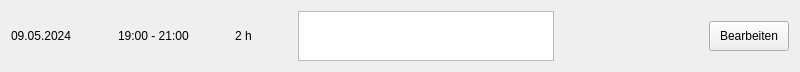
MehmetMertt/twentyONE_HR_System, file HR_Managment_System_Application/zeiteintrag.ui: the form before one commit.
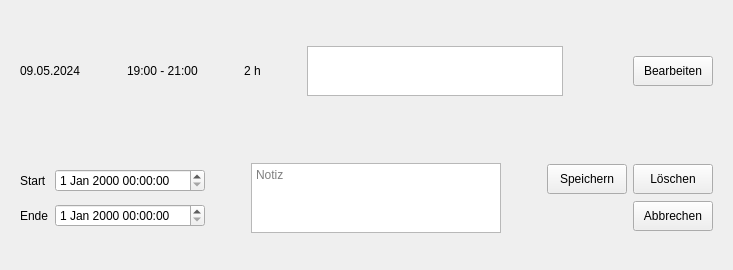
The form after the commit.

Diff of the .ui file:
```diff
--- a/HR_Managment_System_Application/zeiteintrag.ui
+++ b/HR_Managment_System_Application/zeiteintrag.ui
@@ -6,8 +6,8 @@
    <rect>
     <x>0</x>
     <y>0</y>
-    <width>800</width>
-    <height>60</height>
+    <width>733</width>
+    <height>270</height>
    </rect>
   </property>
   <property name="windowTitle">
@@ -15,7 +15,10 @@
   </property>
   <layout class="QVBoxLayout" name="verticalLayout">
    <item>
-    <layout class="QHBoxLayout" name="horizontalLayout">
+    <widget class="QWidget" name="view_widget" native="true">
+     <layout class="QVBoxLayout" name="verticalLayout_5">
+      <item>
+       <layout class="QHBoxLayout" name="view_layout">
      <item>
       <widget class="QLabel" name="label_date">
        <property name="text">
@@ -152,6 +155,189 @@
       </widget>
      </item>
     </layout>
+      </item>
+     </layout>
+    </widget>
+   </item>
+   <item>
+    <widget class="QWidget" name="edit_widget" native="true">
+     <layout class="QVBoxLayout" name="verticalLayout_4">
+      <item>
+       <layout class="QHBoxLayout" name="edit_layout">
+        <item>
+         <layout class="QVBoxLayout" name="verticalLayout_2">
+          <item>
+           <layout class="QHBoxLayout" name="horizontalLayout_4">
+            <item>
+             <widget class="QLabel" name="label">
+              <property name="text">
+               <string>Start</string>
+              </property>
+             </widget>
+            </item>
+            <item>
+             <widget class="QDateTimeEdit" name="startzeit_edit">
+              <property name="minimumSize">
+               <size>
+                <width>150</width>
+                <height>0</height>
+               </size>
+              </property>
+             </widget>
+            </item>
+           </layout>
+          </item>
+          <item>
+           <layout class="QHBoxLayout" name="horizontalLayout_3">
+            <item>
+             <widget class="QLabel" name="label_2">
+              <property name="text">
+               <string>Ende</string>
+              </property>
+             </widget>
+            </item>
+            <item>
+             <widget class="QDateTimeEdit" name="endzeit_edit">
+              <property name="minimumSize">
+               <size>
+                <width>150</width>
+                <height>0</height>
+               </size>
+              </property>
+             </widget>
+            </item>
+           </layout>
+          </item>
+         </layout>
+        </item>
+        <item>
+         <spacer name="horizontalSpacer_7">
+          <property name="orientation">
+           <enum>Qt::Horizontal</enum>
+          </property>
+          <property name="sizeHint" stdset="0">
+           <size>
+            <width>40</width>
+            <height>20</height>
+           </size>
+          </property>
+         </spacer>
+        </item>
+        <item>
+         <widget class="QTextEdit" name="notiz_edit">
+          <property name="sizePolicy">
+           <sizepolicy hsizetype="Expanding" vsizetype="Maximum">
+            <horstretch>0</horstretch>
+            <verstretch>0</verstretch>
+           </sizepolicy>
+          </property>
+          <property name="maximumSize">
+           <size>
+            <width>250</width>
+            <height>100</height>
+           </size>
+          </property>
+          <property name="placeholderText">
+           <string>Notiz</string>
+          </property>
+         </widget>
+        </item>
+        <item>
+         <spacer name="horizontalSpacer_5">
+          <property name="orientation">
+           <enum>Qt::Horizontal</enum>
+          </property>
+          <property name="sizeHint" stdset="0">
+           <size>
+            <width>40</width>
+            <height>20</height>
+           </size>
+          </property>
+         </spacer>
+        </item>
+        <item>
+         <layout class="QVBoxLayout" name="verticalLayout_3">
+          <item>
+           <layout class="QHBoxLayout" name="horizontalLayout_5">
+            <item>
+             <widget class="QPushButton" name="save">
+              <property name="maximumSize">
+               <size>
+                <width>16777215</width>
+                <height>30</height>
+               </size>
+              </property>
+              <property name="cursor">
+               <cursorShape>PointingHandCursor</cursorShape>
+              </property>
+              <property name="text">
+               <string>Speichern</string>
+              </property>
+             </widget>
+            </item>
+            <item>
+             <widget class="QPushButton" name="remove">
+              <property name="sizePolicy">
+               <sizepolicy hsizetype="Minimum" vsizetype="Maximum">
+                <horstretch>0</horstretch>
+                <verstretch>0</verstretch>
+               </sizepolicy>
+              </property>
+              <property name="maximumSize">
+               <size>
+                <width>16777215</width>
+                <height>30</height>
+               </size>
+              </property>
+              <property name="cursor">
+               <cursorShape>PointingHandCursor</cursorShape>
+              </property>
+              <property name="text">
+               <string>Löschen</string>
+              </property>
+             </widget>
+            </item>
+           </layout>
+          </item>
+          <item>
+           <layout class="QHBoxLayout" name="horizontalLayout_6">
+            <item>
+             <spacer name="horizontalSpacer_6">
+              <property name="orientation">
+               <enum>Qt::Horizontal</enum>
+              </property>
+              <property name="sizeHint" stdset="0">
+               <size>
+                <width>40</width>
+                <height>20</height>
+               </size>
+              </property>
+             </spacer>
+            </item>
+            <item>
+             <widget class="QPushButton" name="cancel">
+              <property name="maximumSize">
+               <size>
+                <width>16777215</width>
+                <height>30</height>
+               </size>
+              </property>
+              <property name="cursor">
+               <cursorShape>PointingHandCursor</cursorShape>
+              </property>
+              <property name="text">
+               <string>Abbrechen</string>
+              </property>
+             </widget>
+            </item>
+           </layout>
+          </item>
+         </layout>
+        </item>
+       </layout>
+      </item>
+     </layout>
+    </widget>
    </item>
   </layout>
  </widget>
```
Lines whose indentation alone changed are shown as unchanged.
